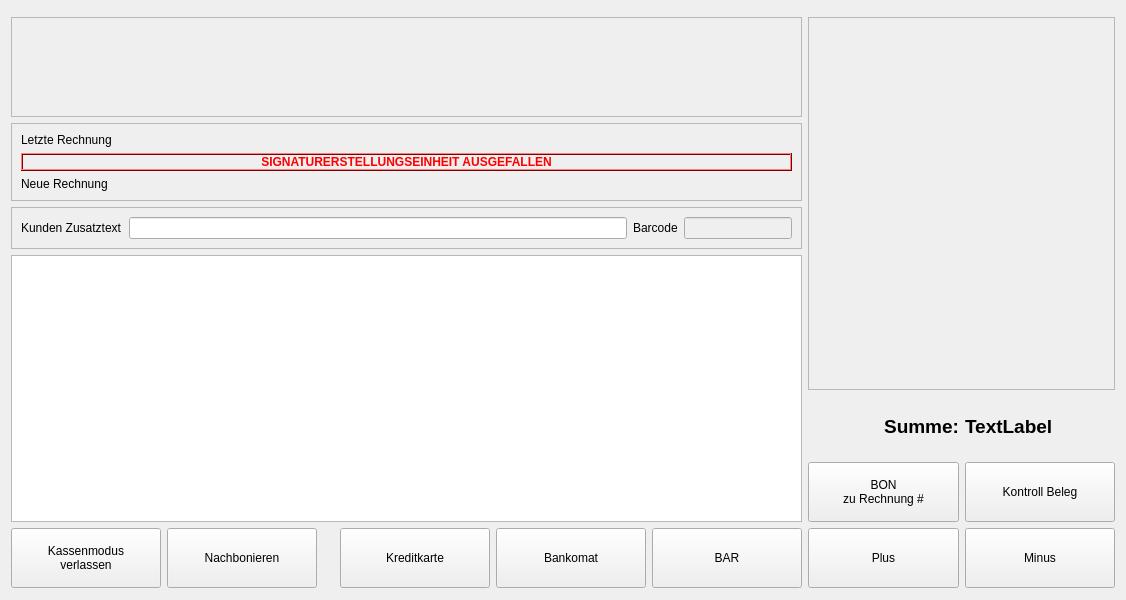
Before: the Qt Designer form src/ui/qrkregister.ui in DatabasesWorks/QRK-Cash-Register, drawn with Qt 5.
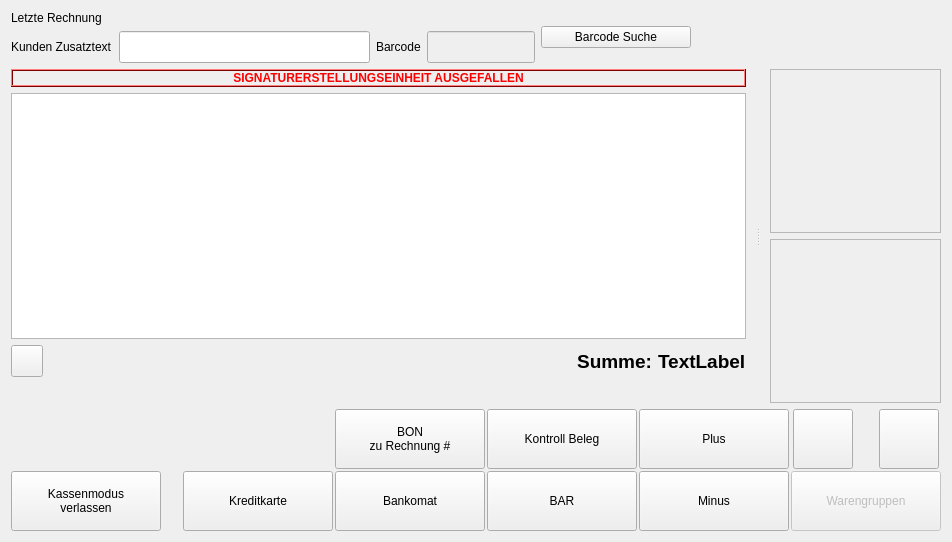
After: the same form once the commit is applied. Icons and pictures are not drawn. Custom widgets are drawn as their Qt base class.

Diff of the .ui file:
```diff
--- a/src/ui/qrkregister.ui
+++ b/src/ui/qrkregister.ui
@@ -6,79 +6,62 @@
    <rect>
     <x>0</x>
     <y>0</y>
-    <width>1126</width>
-    <height>600</height>
+    <width>952</width>
+    <height>542</height>
    </rect>
   </property>
   <property name="windowTitle">
    <string>Form</string>
   </property>
-  <layout class="QGridLayout" name="gridLayout_3">
-   <item row="0" column="0">
-    <widget class="QFrame" name="frame_0">
-     <layout class="QHBoxLayout" name="horizontalLayout_4">
-      <property name="spacing">
-       <number>6</number>
-      </property>
-      <property name="leftMargin">
-       <number>0</number>
-      </property>
-      <property name="topMargin">
-       <number>0</number>
-      </property>
-      <property name="rightMargin">
-       <number>0</number>
-      </property>
-      <property name="bottomMargin">
-       <number>1</number>
-      </property>
+  <layout class="QVBoxLayout" name="verticalLayout_6">
+   <item>
+    <layout class="QVBoxLayout" name="verticalLayout_4" stretch="0,1,0,0">
       <item>
        <layout class="QVBoxLayout" name="verticalLayout_5">
         <item>
-         <widget class="QFrame" name="frame_2">
-          <property name="frameShape">
-           <enum>QFrame::StyledPanel</enum>
-          </property>
-          <property name="frameShadow">
-           <enum>QFrame::Raised</enum>
-          </property>
-         </widget>
-        </item>
-        <item>
-         <widget class="QScrollArea" name="scrollArea">
+        <layout class="QGridLayout" name="gridLayout_2">
+         <property name="topMargin">
+          <number>0</number>
+         </property>
+         <property name="rightMargin">
+          <number>0</number>
+         </property>
+         <item row="1" column="3">
+          <widget class="QLineEdit" name="barcodeLineEdit">
+           <property name="enabled">
+            <bool>false</bool>
+           </property>
+           <property name="sizePolicy">
+            <sizepolicy hsizetype="Minimum" vsizetype="Fixed">
+             <horstretch>0</horstretch>
+             <verstretch>0</verstretch>
+            </sizepolicy>
+           </property>
           <property name="minimumSize">
            <size>
             <width>0</width>
-            <height>60</height>
-           </size>
-          </property>
-          <property name="maximumSize">
-           <size>
-            <width>16777215</width>
-            <height>100</height>
-           </size>
-          </property>
-          <property name="frameShape">
-           <enum>QFrame::StyledPanel</enum>
-          </property>
-          <property name="widgetResizable">
+             <height>32</height>
+            </size>
+           </property>
+           <property name="autoFillBackground">
+            <bool>false</bool>
+           </property>
+           <property name="frame">
            <bool>true</bool>
           </property>
           <property name="alignment">
-           <set>Qt::AlignLeading|Qt::AlignLeft|Qt::AlignTop</set>
-          </property>
-          <widget class="QWidget" name="scrollAreaWidgetContents">
-           <property name="geometry">
-            <rect>
-             <x>0</x>
-             <y>0</y>
-             <width>791</width>
-             <height>96</height>
-            </rect>
+            <set>Qt::AlignLeading|Qt::AlignLeft|Qt::AlignVCenter</set>
+           </property>
+           <property name="readOnly">
+            <bool>false</bool>
            </property>
-           <layout class="QHBoxLayout" name="horizontalLayout_2">
-            <item>
-             <spacer name="horizontalSpacer">
+           <property name="clearButtonEnabled">
+            <bool>false</bool>
+           </property>
+          </widget>
+         </item>
+         <item row="1" column="5">
+          <spacer name="horizontalSpacer_3">
               <property name="orientation">
                <enum>Qt::Horizontal</enum>
               </property>
@@ -90,26 +73,55 @@
               </property>
              </spacer>
             </item>
-           </layout>
-          </widget>
-         </widget>
-        </item>
-        <item>
-         <widget class="QFrame" name="frame_3">
+         <item row="1" column="1">
+          <widget class="QLineEdit" name="customerText">
+           <property name="enabled">
+            <bool>true</bool>
+           </property>
+           <property name="sizePolicy">
+            <sizepolicy hsizetype="Expanding" vsizetype="Fixed">
+             <horstretch>0</horstretch>
+             <verstretch>0</verstretch>
+            </sizepolicy>
+           </property>
           <property name="minimumSize">
            <size>
             <width>0</width>
-            <height>0</height>
-           </size>
-          </property>
-          <property name="frameShape">
-           <enum>QFrame::StyledPanel</enum>
-          </property>
-          <property name="frameShadow">
-           <enum>QFrame::Raised</enum>
-          </property>
-          <layout class="QVBoxLayout" name="verticalLayout_2">
-           <item>
+             <height>32</height>
+            </size>
+           </property>
+           <property name="cursorPosition">
+            <number>0</number>
+           </property>
+           <property name="alignment">
+            <set>Qt::AlignLeading|Qt::AlignLeft|Qt::AlignVCenter</set>
+           </property>
+           <property name="clearButtonEnabled">
+            <bool>false</bool>
+           </property>
+          </widget>
+         </item>
+         <item row="1" column="2">
+          <widget class="QLabel" name="label_4">
+           <property name="text">
+            <string>Barcode</string>
+           </property>
+           <property name="alignment">
+            <set>Qt::AlignLeading|Qt::AlignLeft|Qt::AlignVCenter</set>
+           </property>
+          </widget>
+         </item>
+         <item row="1" column="0">
+          <widget class="QLabel" name="label_3">
+           <property name="text">
+            <string>Kunden Zusatztext</string>
+           </property>
+           <property name="alignment">
+            <set>Qt::AlignLeading|Qt::AlignLeft|Qt::AlignVCenter</set>
+           </property>
+          </widget>
+         </item>
+         <item row="0" column="0" colspan="4">
             <widget class="QLabel" name="lastReceiptLabel">
              <property name="frameShape">
               <enum>QFrame::NoFrame</enum>
@@ -122,6 +134,72 @@
              </property>
             </widget>
            </item>
+         <item row="0" column="4" rowspan="2">
+          <widget class="QrkPushButton" name="BarcodeFinderPushButton">
+           <property name="minimumSize">
+            <size>
+             <width>150</width>
+             <height>0</height>
+            </size>
+           </property>
+           <property name="maximumSize">
+            <size>
+             <width>16777215</width>
+             <height>16777215</height>
+            </size>
+           </property>
+           <property name="baseSize">
+            <size>
+             <width>0</width>
+             <height>0</height>
+            </size>
+           </property>
+           <property name="text">
+            <string>Barcode Suche</string>
+           </property>
+           <property name="icon">
+            <iconset resource="../../qrk.qrc">
+             <normaloff>:/src/icons/barcode.png</normaloff>:/src/icons/barcode.png</iconset>
+           </property>
+           <property name="iconSize">
+            <size>
+             <width>32</width>
+             <height>32</height>
+            </size>
+           </property>
+          </widget>
+         </item>
+        </layout>
+       </item>
+      </layout>
+     </item>
+     <item>
+      <widget class="QSplitter" name="splitter">
+       <property name="cursor">
+        <cursorShape>ArrowCursor</cursorShape>
+       </property>
+       <property name="styleSheet">
+        <string notr="true">QSplitter::handle {
+         image: url(:src/icons/splitter.png);
+     }</string>
+       </property>
+       <property name="frameShape">
+        <enum>QFrame::NoFrame</enum>
+       </property>
+       <property name="lineWidth">
+        <number>1</number>
+       </property>
+       <property name="midLineWidth">
+        <number>0</number>
+       </property>
+       <property name="orientation">
+        <enum>Qt::Horizontal</enum>
+       </property>
+       <property name="handleWidth">
+        <number>24</number>
+       </property>
+       <widget class="QWidget" name="layoutWidget1">
+        <layout class="QVBoxLayout" name="verticalLayout" stretch="0,1,0,0">
            <item>
             <widget class="QLabel" name="safetyDeviceLabel">
              <property name="palette">
@@ -563,101 +641,19 @@
             </widget>
            </item>
            <item>
-            <widget class="QLabel" name="newReceiptLabel">
-             <property name="frameShape">
-              <enum>QFrame::NoFrame</enum>
-             </property>
-             <property name="frameShadow">
-              <enum>QFrame::Sunken</enum>
-             </property>
-             <property name="text">
-              <string>Neue Rechnung</string>
-             </property>
-            </widget>
-           </item>
-          </layout>
-         </widget>
-        </item>
-        <item>
-         <widget class="QFrame" name="frame_1">
-          <property name="minimumSize">
-           <size>
-            <width>0</width>
-            <height>0</height>
-           </size>
-          </property>
-          <property name="sizeIncrement">
-           <size>
-            <width>50</width>
-            <height>0</height>
-           </size>
-          </property>
-          <property name="frameShape">
-           <enum>QFrame::StyledPanel</enum>
-          </property>
-          <property name="frameShadow">
-           <enum>QFrame::Raised</enum>
-          </property>
-          <layout class="QHBoxLayout" name="horizontalLayout_6">
-           <item>
-            <widget class="QLabel" name="label_3">
-             <property name="text">
-              <string>Kunden Zusatztext</string>
-             </property>
-            </widget>
-           </item>
-           <item>
-            <widget class="QLineEdit" name="customerText">
-             <property name="enabled">
-              <bool>true</bool>
-             </property>
-             <property name="cursorPosition">
-              <number>0</number>
-             </property>
-             <property name="clearButtonEnabled">
-              <bool>false</bool>
-             </property>
-            </widget>
-           </item>
-           <item>
-            <widget class="QLabel" name="label_4">
-             <property name="text">
-              <string>Barcode</string>
-             </property>
-            </widget>
-           </item>
-           <item>
-            <widget class="QLineEdit" name="barcodeLineEdit">
-             <property name="enabled">
-              <bool>false</bool>
-             </property>
-             <property name="sizePolicy">
-              <sizepolicy hsizetype="Minimum" vsizetype="Fixed">
-               <horstretch>0</horstretch>
-               <verstretch>0</verstretch>
-              </sizepolicy>
-             </property>
-             <property name="autoFillBackground">
-              <bool>true</bool>
-             </property>
-             <property name="frame">
-              <bool>true</bool>
-             </property>
-             <property name="readOnly">
-              <bool>false</bool>
-             </property>
-             <property name="clearButtonEnabled">
-              <bool>false</bool>
-             </property>
-            </widget>
-           </item>
-          </layout>
-         </widget>
-        </item>
-        <item>
-         <layout class="QHBoxLayout" name="horizontalLayout_3" stretch="0">
-          <item>
            <widget class="QTableView" name="orderList">
+           <property name="sizePolicy">
+            <sizepolicy hsizetype="Expanding" vsizetype="Expanding">
+             <horstretch>0</horstretch>
+             <verstretch>0</verstretch>
+            </sizepolicy>
+           </property>
+           <property name="minimumSize">
+            <size>
+             <width>300</width>
+             <height>120</height>
+            </size>
+           </property>
             <property name="autoFillBackground">
              <bool>false</bool>
             </property>
@@ -693,12 +689,264 @@
             </attribute>
            </widget>
           </item>
+         <item>
+          <layout class="QHBoxLayout" name="horizontalLayout_3">
+           <property name="spacing">
+            <number>6</number>
+           </property>
+           <property name="sizeConstraint">
+            <enum>QLayout::SetDefaultConstraint</enum>
+           </property>
+           <property name="bottomMargin">
+            <number>0</number>
+           </property>
+           <item>
+            <widget class="QPushButton" name="numPadpushButton">
+             <property name="sizePolicy">
+              <sizepolicy hsizetype="Fixed" vsizetype="Fixed">
+               <horstretch>0</horstretch>
+               <verstretch>1</verstretch>
+              </sizepolicy>
+             </property>
+             <property name="minimumSize">
+              <size>
+               <width>32</width>
+               <height>32</height>
+              </size>
+             </property>
+             <property name="maximumSize">
+              <size>
+               <width>32</width>
+               <height>32</height>
+              </size>
+             </property>
+             <property name="toolTip">
+              <string>Virtueller Zahlenblock</string>
+             </property>
+             <property name="text">
+              <string/>
+             </property>
+             <property name="icon">
+              <iconset resource="../../qrk.qrc">
+               <normaloff>:/src/icons/numpad.png</normaloff>:/src/icons/numpad.png</iconset>
+             </property>
+             <property name="iconSize">
+              <size>
+               <width>32</width>
+               <height>32</height>
+              </size>
+             </property>
+            </widget>
+           </item>
+           <item>
+            <widget class="QLabel" name="numPadLabel">
+             <property name="font">
+              <font>
+               <weight>75</weight>
+               <bold>true</bold>
+              </font>
+             </property>
+             <property name="text">
+              <string/>
+             </property>
+            </widget>
+           </item>
+           <item>
+            <spacer name="horizontalSpacer_2">
+             <property name="orientation">
+              <enum>Qt::Horizontal</enum>
+             </property>
+             <property name="sizeType">
+              <enum>QSizePolicy::Expanding</enum>
+             </property>
+             <property name="sizeHint" stdset="0">
+              <size>
+               <width>40</width>
+               <height>5</height>
+              </size>
+             </property>
+            </spacer>
+           </item>
+           <item>
+            <widget class="QLabel" name="label">
+             <property name="sizePolicy">
+              <sizepolicy hsizetype="Preferred" vsizetype="MinimumExpanding">
+               <horstretch>0</horstretch>
+               <verstretch>0</verstretch>
+              </sizepolicy>
+             </property>
+             <property name="minimumSize">
+              <size>
+               <width>0</width>
+               <height>0</height>
+              </size>
+             </property>
+             <property name="font">
+              <font>
+               <pointsize>14</pointsize>
+               <weight>75</weight>
+               <bold>true</bold>
+              </font>
+             </property>
+             <property name="text">
+              <string>Summe:</string>
+             </property>
+             <property name="alignment">
+              <set>Qt::AlignRight|Qt::AlignTrailing|Qt::AlignVCenter</set>
+             </property>
+            </widget>
+           </item>
+           <item>
+            <widget class="QLabel" name="sumLabel">
+             <property name="sizePolicy">
+              <sizepolicy hsizetype="Preferred" vsizetype="MinimumExpanding">
+               <horstretch>0</horstretch>
+               <verstretch>0</verstretch>
+              </sizepolicy>
+             </property>
+             <property name="minimumSize">
+              <size>
+               <width>0</width>
+               <height>0</height>
+              </size>
+             </property>
+             <property name="font">
+              <font>
+               <pointsize>14</pointsize>
+               <weight>75</weight>
+               <bold>true</bold>
+              </font>
+             </property>
+             <property name="text">
+              <string>TextLabel</string>
+             </property>
+            </widget>
+           </item>
          </layout>
         </item>
         <item>
-         <layout class="QHBoxLayout" name="horizontalLayout">
+          <layout class="QHBoxLayout" name="horizontalLayout_4" stretch="0,1">
+           <property name="spacing">
+            <number>6</number>
+           </property>
           <item>
-           <widget class="QPushButton" name="cancelRegisterButton">
+            <widget class="NumericKeypad" name="numericKeyPad" native="true">
+             <property name="enabled">
+              <bool>true</bool>
+             </property>
+            </widget>
+           </item>
+           <item>
+            <spacer name="horizontalSpacer_6">
+             <property name="orientation">
+              <enum>Qt::Horizontal</enum>
+             </property>
+             <property name="sizeType">
+              <enum>QSizePolicy::Expanding</enum>
+             </property>
+             <property name="sizeHint" stdset="0">
+              <size>
+               <width>40</width>
+               <height>20</height>
+              </size>
+             </property>
+            </spacer>
+           </item>
+          </layout>
+         </item>
+        </layout>
+       </widget>
+       <widget class="QWidget" name="layoutWidget2">
+        <layout class="QVBoxLayout" name="verticalLayout_2" stretch="1,1">
+         <item>
+          <widget class="QScrollArea" name="scrollArea">
+           <property name="sizePolicy">
+            <sizepolicy hsizetype="Expanding" vsizetype="Expanding">
+             <horstretch>0</horstretch>
+             <verstretch>0</verstretch>
+            </sizepolicy>
+           </property>
+           <property name="sizeAdjustPolicy">
+            <enum>QAbstractScrollArea::AdjustToContentsOnFirstShow</enum>
+           </property>
+           <property name="widgetResizable">
+            <bool>true</bool>
+           </property>
+           <widget class="QWidget" name="scrollAreaWidgetContents">
+            <property name="geometry">
+             <rect>
+              <x>0</x>
+              <y>0</y>
+              <width>152</width>
+              <height>151</height>
+             </rect>
+            </property>
+           </widget>
+          </widget>
+         </item>
+         <item>
+          <widget class="QScrollArea" name="scrollAreaProducts">
+           <property name="sizePolicy">
+            <sizepolicy hsizetype="Expanding" vsizetype="Expanding">
+             <horstretch>0</horstretch>
+             <verstretch>0</verstretch>
+            </sizepolicy>
+           </property>
+           <property name="sizeAdjustPolicy">
+            <enum>QAbstractScrollArea::AdjustToContents</enum>
+           </property>
+           <property name="widgetResizable">
+            <bool>true</bool>
+           </property>
+           <widget class="QWidget" name="scrollAreaWidgetContents_2">
+            <property name="geometry">
+             <rect>
+              <x>0</x>
+              <y>0</y>
+              <width>152</width>
+              <height>151</height>
+             </rect>
+            </property>
+           </widget>
+          </widget>
+         </item>
+        </layout>
+       </widget>
+      </widget>
+     </item>
+     <item>
+      <layout class="QGridLayout" name="gridLayout" rowminimumheight="0,0,0,0">
+       <property name="spacing">
+        <number>2</number>
+       </property>
+       <item row="3" column="2">
+        <widget class="QrkPushButton" name="creditcardReceipt">
+         <property name="minimumSize">
+          <size>
+           <width>150</width>
+           <height>60</height>
+          </size>
+         </property>
+         <property name="text">
+          <string>Kreditkarte</string>
+         </property>
+         <property name="icon">
+          <iconset>
+           <normaloff>:src/icons/paymentmodes48.png</normaloff>:src/icons/paymentmodes48.png</iconset>
+         </property>
+         <property name="iconSize">
+          <size>
+           <width>32</width>
+           <height>32</height>
+          </size>
+         </property>
+         <attribute name="buttonGroup">
+          <string notr="true">buttonGroup</string>
+         </attribute>
+        </widget>
+       </item>
+       <item row="3" column="0">
+        <widget class="QrkPushButton" name="cancelRegisterButton">
             <property name="minimumSize">
              <size>
               <width>150</width>
@@ -727,8 +975,11 @@
             </property>
            </widget>
           </item>
-          <item>
-           <widget class="QPushButton" name="totallyupButton">
+       <item row="3" column="10">
+        <widget class="QrkPushButton" name="catregoriePushButton">
+         <property name="enabled">
+          <bool>false</bool>
+         </property>
             <property name="minimumSize">
              <size>
               <width>150</width>
@@ -736,11 +987,34 @@
              </size>
             </property>
             <property name="text">
-             <string>Nachbonieren</string>
+          <string>Warengruppen</string>
             </property>
             <property name="icon">
+          <iconset resource="../../qrk.qrc">
+           <normaloff>:/src/icons/backward.png</normaloff>:/src/icons/backward.png</iconset>
+         </property>
+         <property name="iconSize">
+          <size>
+           <width>32</width>
+           <height>32</height>
+          </size>
+         </property>
+        </widget>
+       </item>
+       <item row="3" column="6">
+        <widget class="QrkPushButton" name="minusButton">
+         <property name="minimumSize">
+          <size>
+           <width>150</width>
+           <height>60</height>
+          </size>
+         </property>
+         <property name="text">
+          <string>Minus</string>
+         </property>
+         <property name="icon">
              <iconset>
-              <normaloff>:src/icons/edit.png</normaloff>:src/icons/edit.png</iconset>
+           <normaloff>:src/icons/list-remove.png</normaloff>:src/icons/list-remove.png</iconset>
             </property>
             <property name="iconSize">
              <size>
@@ -750,7 +1024,62 @@
             </property>
            </widget>
           </item>
-          <item>
+       <item row="2" column="6">
+        <widget class="QrkPushButton" name="plusButton">
+         <property name="sizePolicy">
+          <sizepolicy hsizetype="Minimum" vsizetype="Fixed">
+           <horstretch>0</horstretch>
+           <verstretch>0</verstretch>
+          </sizepolicy>
+         </property>
+         <property name="minimumSize">
+          <size>
+           <width>150</width>
+           <height>60</height>
+          </size>
+         </property>
+         <property name="text">
+          <string>Plus</string>
+         </property>
+         <property name="icon">
+          <iconset>
+           <normaloff>:src/icons/list-add.png</normaloff>:src/icons/list-add.png</iconset>
+         </property>
+         <property name="iconSize">
+          <size>
+           <width>32</width>
+           <height>32</height>
+          </size>
+         </property>
+        </widget>
+       </item>
+       <item row="3" column="4">
+        <widget class="QrkPushButton" name="debitcardReceipt">
+         <property name="minimumSize">
+          <size>
+           <width>150</width>
+           <height>60</height>
+          </size>
+         </property>
+         <property name="text">
+          <string>Bankomat</string>
+         </property>
+         <property name="icon">
+          <iconset>
+           <normaloff>:src/icons/bankomat.png</normaloff>:src/icons/bankomat.png</iconset>
+         </property>
+         <property name="iconSize">
+          <size>
+           <width>32</width>
+           <height>32</height>
+          </size>
+         </property>
+         <attribute name="buttonGroup">
+          <string notr="true">buttonGroup</string>
+         </attribute>
+        </widget>
+       </item>
+       <item row="3" column="1">
            <spacer name="horizontalSpacer_4">
             <property name="orientation">
              <enum>Qt::Horizontal</enum>
@@ -763,60 +1092,8 @@
             </property>
            </spacer>
           </item>
-          <item>
-           <widget class="QPushButton" name="creditcardReceipt">
-            <property name="minimumSize">
-             <size>
-              <width>150</width>
-              <height>60</height>
-             </size>
-            </property>
-            <property name="text">
-             <string>Kreditkarte</string>
-            </property>
-            <property name="icon">
-             <iconset>
-              <normaloff>:src/icons/paymentmodes48.png</normaloff>:src/icons/paymentmodes48.png</iconset>
-            </property>
-            <property name="iconSize">
-             <size>
-              <width>32</width>
-              <height>32</height>
-             </size>
-            </property>
-            <attribute name="buttonGroup">
-             <string notr="true">buttonGroup</string>
-            </attribute>
-           </widget>
-          </item>
-          <item>
-           <widget class="QPushButton" name="debitcardReceipt">
-            <property name="minimumSize">
-             <size>
-              <width>150</width>
-              <height>60</height>
-             </size>
-            </property>
-            <property name="text">
-             <string>Bankomat</string>
-            </property>
-            <property name="icon">
-             <iconset>
-              <normaloff>:src/icons/bankomat.png</normaloff>:src/icons/bankomat.png</iconset>
-            </property>
-            <property name="iconSize">
-             <size>
-              <width>32</width>
-              <height>32</height>
-             </size>
-            </property>
-            <attribute name="buttonGroup">
-             <string notr="true">buttonGroup</string>
-            </attribute>
-           </widget>
-          </item>
-          <item>
-           <widget class="QPushButton" name="cashReceipt">
+       <item row="3" column="5">
+        <widget class="QrkPushButton" name="cashReceipt">
             <property name="minimumSize">
              <size>
               <width>150</width>
@@ -841,64 +1118,95 @@
             </attribute>
            </widget>
           </item>
-         </layout>
-        </item>
-       </layout>
-      </item>
-      <item>
-       <layout class="QVBoxLayout" name="verticalLayout">
-        <item>
-         <layout class="QHBoxLayout" name="horizontalLayout_5">
-          <property name="topMargin">
-           <number>6</number>
-          </property>
+       <item row="2" column="10">
+        <layout class="QHBoxLayout" name="horizontalLayout" stretch="0,0,0">
+         <property name="spacing">
+          <number>0</number>
+         </property>
+         <property name="leftMargin">
+          <number>0</number>
+         </property>
           <item>
-           <widget class="QScrollArea" name="scrollAreaProducts">
+          <widget class="QrkPushButton" name="upPushButton">
             <property name="sizePolicy">
-             <sizepolicy hsizetype="Expanding" vsizetype="MinimumExpanding">
+            <sizepolicy hsizetype="Fixed" vsizetype="Fixed">
               <horstretch>0</horstretch>
               <verstretch>0</verstretch>
              </sizepolicy>
             </property>
-            <property name="maximumSize">
+           <property name="minimumSize">
              <size>
-              <width>307</width>
-              <height>16777215</height>
-             </size>
-            </property>
-            <property name="acceptDrops">
-             <bool>true</bool>
-            </property>
-            <property name="frameShape">
-             <enum>QFrame::StyledPanel</enum>
-            </property>
-            <property name="widgetResizable">
-             <bool>true</bool>
-            </property>
-            <property name="alignment">
-             <set>Qt::AlignHCenter|Qt::AlignTop</set>
-            </property>
-            <widget class="QWidget" name="scrollAreaWidgetContents_3">
-             <property name="geometry">
-              <rect>
-               <x>0</x>
-               <y>0</y>
-               <width>303</width>
-               <height>374</height>
-              </rect>
-             </property>
-            </widget>
-           </widget>
+             <width>60</width>
+             <height>60</height>
+            </size>
+           </property>
+           <property name="text">
+            <string/>
+           </property>
+           <property name="icon">
+            <iconset resource="../../qrk.qrc">
+             <normaloff>:/src/icons/arrow-up.png</normaloff>:/src/icons/arrow-up.png</iconset>
+           </property>
+           <property name="iconSize">
+            <size>
+             <width>32</width>
+             <height>32</height>
+            </size>
+           </property>
+          </widget>
+         </item>
+         <item>
+          <spacer name="horizontalSpacer_5">
+           <property name="orientation">
+            <enum>Qt::Horizontal</enum>
+           </property>
+           <property name="sizeType">
+            <enum>QSizePolicy::Fixed</enum>
+           </property>
+           <property name="sizeHint" stdset="0">
+            <size>
+             <width>24</width>
+             <height>60</height>
+            </size>
+           </property>
+          </spacer>
+         </item>
+         <item>
+          <widget class="QrkPushButton" name="downPushButton">
+           <property name="sizePolicy">
+            <sizepolicy hsizetype="Fixed" vsizetype="Fixed">
+             <horstretch>0</horstretch>
+             <verstretch>0</verstretch>
+            </sizepolicy>
+           </property>
+           <property name="minimumSize">
+            <size>
+             <width>60</width>
+             <height>60</height>
+            </size>
+           </property>
+           <property name="text">
+            <string/>
+           </property>
+           <property name="icon">
+            <iconset resource="../../qrk.qrc">
+             <normaloff>:/src/icons/arrow-down.png</normaloff>:/src/icons/arrow-down.png</iconset>
+           </property>
+           <property name="iconSize">
+            <size>
+             <width>32</width>
+             <height>32</height>
+            </size>
+           </property>
+          </widget>
           </item>
          </layout>
         </item>
-        <item>
-         <layout class="QGridLayout" name="gridLayout_2">
-          <item row="6" column="2">
-           <widget class="QPushButton" name="checkReceiptButton">
+       <item row="2" column="5">
+        <widget class="QrkPushButton" name="checkReceiptButton">
             <property name="minimumSize">
              <size>
-              <width>0</width>
+           <width>150</width>
               <height>60</height>
              </size>
             </property>
@@ -917,106 +1225,11 @@
             </property>
            </widget>
           </item>
-          <item row="10" column="0" colspan="2">
-           <widget class="QPushButton" name="plusButton">
-            <property name="sizePolicy">
-             <sizepolicy hsizetype="Minimum" vsizetype="Fixed">
-              <horstretch>0</horstretch>
-              <verstretch>0</verstretch>
-             </sizepolicy>
-            </property>
+       <item row="2" column="4">
+        <widget class="QrkPushButton" name="receiptToInvoice">
             <property name="minimumSize">
              <size>
               <width>150</width>
-              <height>60</height>
-             </size>
-            </property>
-            <property name="text">
-             <string>Plus</string>
-            </property>
-            <property name="icon">
-             <iconset>
-              <normaloff>:src/icons/list-add.png</normaloff>:src/icons/list-add.png</iconset>
-            </property>
-            <property name="iconSize">
-             <size>
-              <width>32</width>
-              <height>32</height>
-             </size>
-            </property>
-           </widget>
-          </item>
-          <item row="10" column="2">
-           <widget class="QPushButton" name="minusButton">
-            <property name="minimumSize">
-             <size>
-              <width>150</width>
-              <height>60</height>
-             </size>
-            </property>
-            <property name="text">
-             <string>Minus</string>
-            </property>
-            <property name="icon">
-             <iconset>
-              <normaloff>:src/icons/list-remove.png</normaloff>:src/icons/list-remove.png</iconset>
-            </property>
-            <property name="iconSize">
-             <size>
-              <width>32</width>
-              <height>32</height>
-             </size>
-            </property>
-           </widget>
-          </item>
-          <item row="1" column="1">
-           <widget class="QLabel" name="label">
-            <property name="minimumSize">
-             <size>
-              <width>0</width>
-              <height>60</height>
-             </size>
-            </property>
-            <property name="font">
-             <font>
-              <pointsize>14</pointsize>
-              <weight>75</weight>
-              <bold>true</bold>
-             </font>
-            </property>
-            <property name="text">
-             <string>Summe:</string>
-            </property>
-            <property name="alignment">
-             <set>Qt::AlignRight|Qt::AlignTrailing|Qt::AlignVCenter</set>
-            </property>
-           </widget>
-          </item>
-          <item row="1" column="2">
-           <widget class="QLabel" name="sumLabel">
-            <property name="minimumSize">
-             <size>
-              <width>0</width>
-              <height>60</height>
-             </size>
-            </property>
-            <property name="font">
-             <font>
-              <pointsize>14</pointsize>
-              <weight>75</weight>
-              <bold>true</bold>
-             </font>
-            </property>
-            <property name="text">
-             <string>TextLabel</string>
-            </property>
-           </widget>
-          </item>
-          <item row="6" column="0" colspan="2">
-           <widget class="QPushButton" name="receiptToInvoice">
-            <property name="minimumSize">
-             <size>
-              <width>0</width>
               <height>60</height>
              </size>
             </property>
@@ -1038,14 +1251,34 @@
           </item>
          </layout>
         </item>
+     <item>
+      <layout class="QVBoxLayout" name="verticalLayout_3">
+       <property name="spacing">
+        <number>0</number>
+       </property>
        </layout>
       </item>
      </layout>
-    </widget>
    </item>
   </layout>
  </widget>
- <resources/>
+ <customwidgets>
+  <customwidget>
+   <class>QrkPushButton</class>
+   <extends>QPushButton</extends>
+   <header>qrkpushbutton.h</header>
+  </customwidget>
+  <customwidget>
+   <class>NumericKeypad</class>
+   <extends>QWidget</extends>
+   <header>3rdparty/ckvsoft/numerickeypad.h</header>
+   <container>1</container>
+  </customwidget>
+ </customwidgets>
+ <resources>
+  <include location="../../qrk.qrc"/>
+  <include location="../../qrk.qrc"/>
+ </resources>
  <connections/>
  <buttongroups>
   <buttongroup name="buttonGroup"/>
```
Lines whose indentation alone changed are shown as unchanged.
